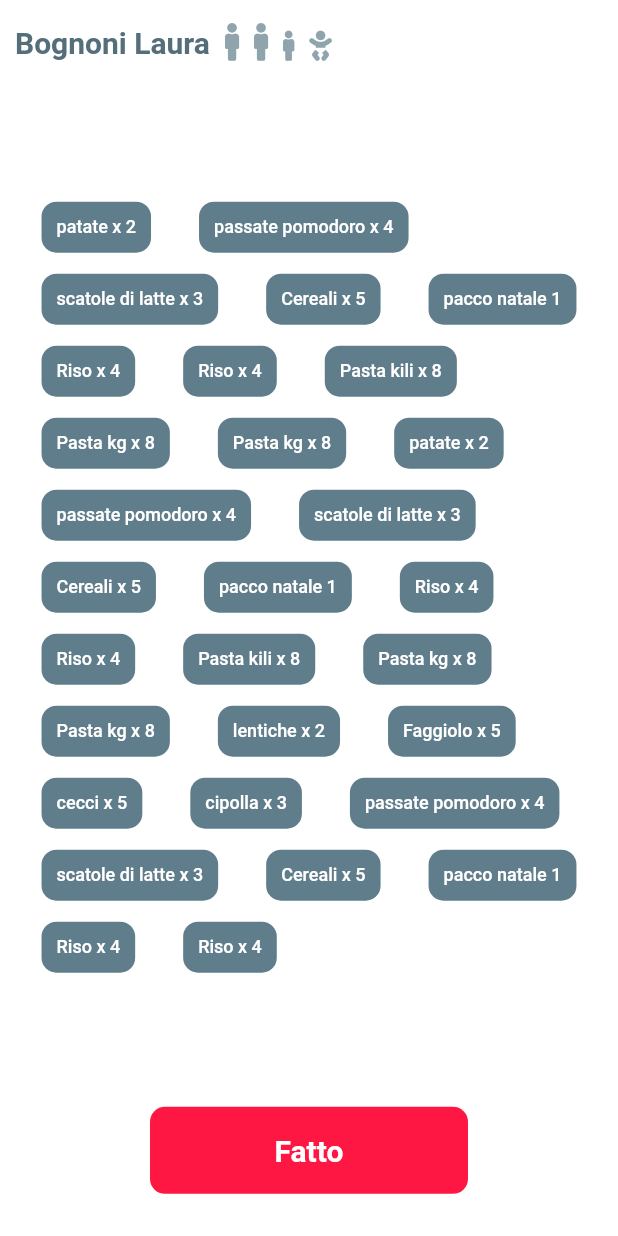
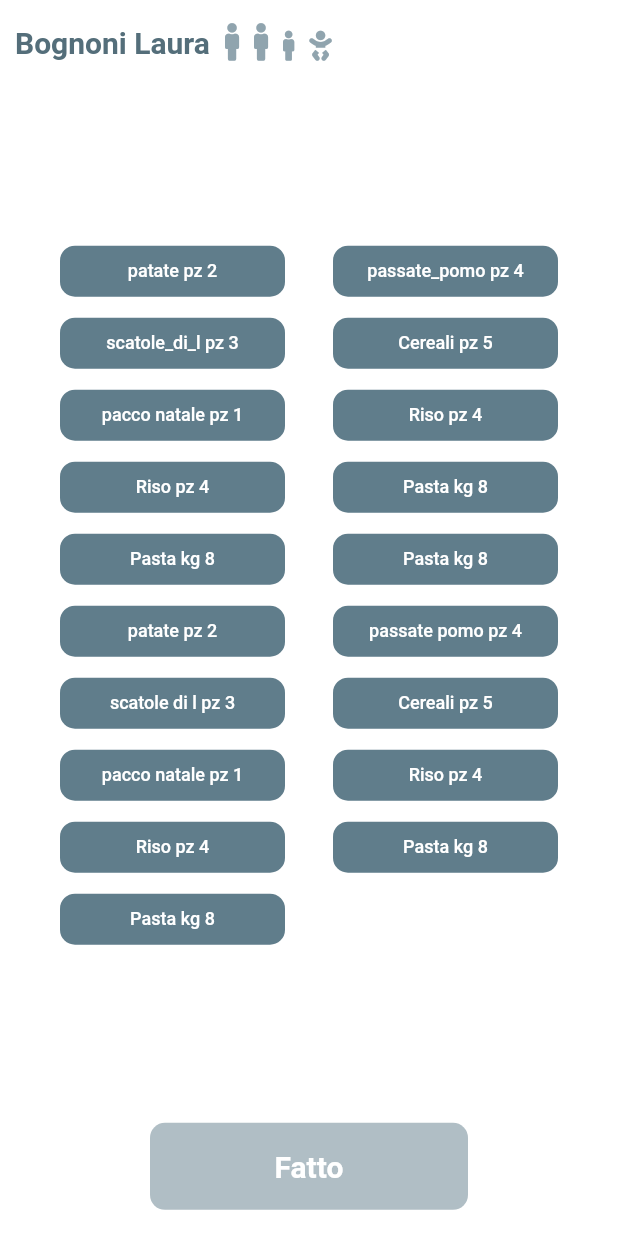
Before and after one commit to setieLouis/spesa_sospesa, a Flutter app: the screen it shows after launch, on a phone screen of 412 x 824 dp. Run offline on Flutter 3.47's test engine with Material 2 defaults, Android fonts, the phone set to English and light mode, and no system bars; our stand-ins replace font_awesome_flutter; missing offline and left inert: maps_launcher; Roboto replaces fonts that are missing (montserrat); project files that could hold a hidden picture were left out.

Commit message:
first package part1

```diff
--- a/lib/main.dart
+++ b/lib/main.dart
@@ -35,7 +35,7 @@ class _MainAppState extends State<MainApp> {
 
   bool consegnato = false;
   bool pacco = false;
-
+  bool alldded = false;
 
   @override
   Widget build(BuildContext context) {
@@ -114,10 +114,11 @@ class _MainAppState extends State<MainApp> {
     return Column(
       children: <Widget>[
         Expanded(
-          flex: 14,
+          flex: 16,
           child: PackageView(products, (int index) {
             setState(() {
               products[index].toggle();
+              checkAllDone();
             });
           }),
         ),
@@ -131,10 +132,16 @@ class _MainAppState extends State<MainApp> {
                   padding: EdgeInsets.all(5),
                   decoration: BoxDecoration(
                     borderRadius: BorderRadius.circular(10.0),
-                    color: Colors.redAccent[400].withOpacity(1),
+                    color: alldded ? Colors.blueGrey[400] : Colors.blueGrey[200],
                   ),
                   child: FlatButton(
-                    onPressed: () {},
+                    onPressed: () {
+                        if(alldded){
+                          setState(() {
+                            pacco = true;
+                          });
+                        }
+                    },
                     child: Center(
                       child: Text(
                         "Fatto",
@@ -152,6 +159,20 @@ class _MainAppState extends State<MainApp> {
         )
       ],
     );
+  }
+
+  bool checkAllDone(){
+
+    bool allAdded = true;
+    for(Product pro in products){
+      if(!pro.added){
+        allAdded = false;
+        break;
+      }
+    }
+    setState(() {
+      this.alldded = allAdded;
+    });
   }
 
  Consegnato getBtn() {
@@ -178,36 +199,26 @@ class Famiglie {
 }
 
 const List<String> listaSpesa = [
-  "patate x 2",
-  "passate pomodoro x 4",
-  "scatole di latte x 3",
-  "Cereali x 5",
-  "pacco natale 1",
-  "Riso x 4",
-  "Riso x 4",
-  "Pasta kili x 8",
-  "Pasta kg x 8",
-  "Pasta kg x 8",
-  "patate x 2",
-  "passate pomodoro x 4",
-  "scatole di latte x 3",
-  "Cereali x 5",
-  "pacco natale 1",
-  "Riso x 4",
-  "Riso x 4",
-  "Pasta kili x 8",
-  "Pasta kg x 8",
-  "Pasta kg x 8",
-  "lentiche x 2",
-  "Faggiolo x 5",
-  "cecci x 5",
-  "cipolla x 3",
-  "passate pomodoro x 4",
-  "scatole di latte x 3",
-  "Cereali x 5",
-  "pacco natale 1",
-  "Riso x 4",
-  "Riso x 4",
+  "patate pz 2",
+  "passate_pomodoro pz 4",
+  "scatole_di_latte pz 3",
+  "Cereali pz 5",
+  "pacco natale pz 1",
+  "Riso pz 4",
+  "Riso pz 4",
+  "Pasta kg 8",
+  "Pasta kg 8",
+  "Pasta kg 8",
+  "patate pz 2",
+  "passate pomodoro pz 4",
+  "scatole di latte pz 3",
+  "Cereali pz 5",
+  "pacco natale pz 1",
+  "Riso pz 4",
+  "Riso pz 4",
+  "Pasta kg 8",
+  "Pasta kg 8",
+
 ];
 
 class rowElement extends StatelessWidget {
--- a/lib/package_view.dart
+++ b/lib/package_view.dart
@@ -13,13 +13,16 @@ class PackageView extends StatelessWidget {
           FlatButton(
             onPressed: () => addToggle(i),
             child: Container(
+              width: 150,
               padding: EdgeInsets.all(10),
               decoration: BoxDecoration(
                   color: getColor(p.added),
                   borderRadius: BorderRadius.circular(10)),
-              child: Text(
-                p.element,
-                style: TextStyle(fontSize: 12, color: Colors.white),
+              child: Center(
+                child: Text(
+                  p.toString(),
+                  style: TextStyle(fontSize: 12, color: Colors.white),
+                ),
               ),
             ),
           ),
--- a/lib/product.dart
+++ b/lib/product.dart
@@ -1,6 +1,8 @@
 class Product {
   String _element;
   bool _added;
+
+
 
 
   static List<Product> createList(List<String> elements ){
@@ -11,11 +13,35 @@ class Product {
       Product product = new Product();
       product._element = element;
       product._added = false;
+
       return product;
   }
 
   String get element{
     return _element;
+  }
+
+  String toString(){
+
+    String firstPart = "";
+    String secondPart = "";
+
+    if(_element.contains("pz")){
+       firstPart = _element.substring(0, _element.indexOf("pz") - 1);
+       secondPart = _element.substring(_element.indexOf("pz") - 1);
+
+    }else if(_element.contains("kg")){
+      firstPart = _element.substring(0, _element.indexOf("kg") - 1);
+      secondPart = _element.substring(_element.indexOf("kg") - 1);
+    }
+
+    if(firstPart.length > 12) {
+      firstPart = firstPart.substring(0, 12);
+    }
+
+
+
+    return firstPart + secondPart;
   }
 
   bool get added{
@@ -25,10 +51,19 @@ class Product {
   void toggle(){
     _added = !added;
   }
+
+  getSpace(double index) {
+    String space ="";
+    for(int i = 0; i < index; i++){
+      space +=" ";
+    }
+
+    return space;
+  }
 }
 
 
-enum measure{
+enum Measure{
   Kg,
   Pz
 }
```
